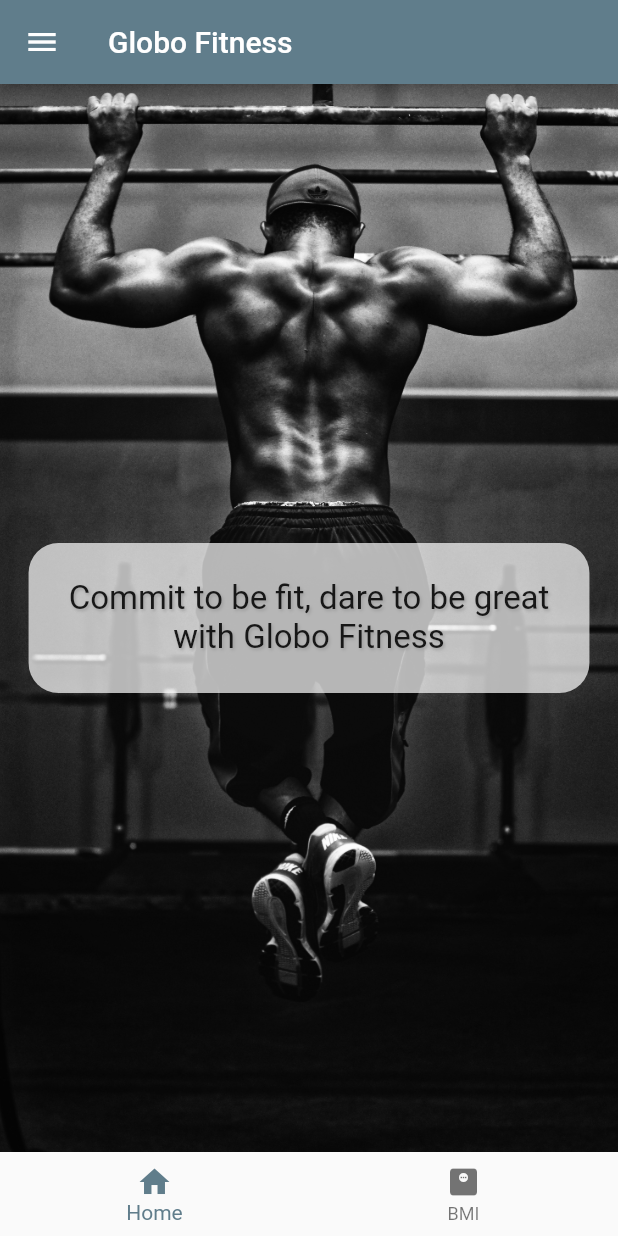
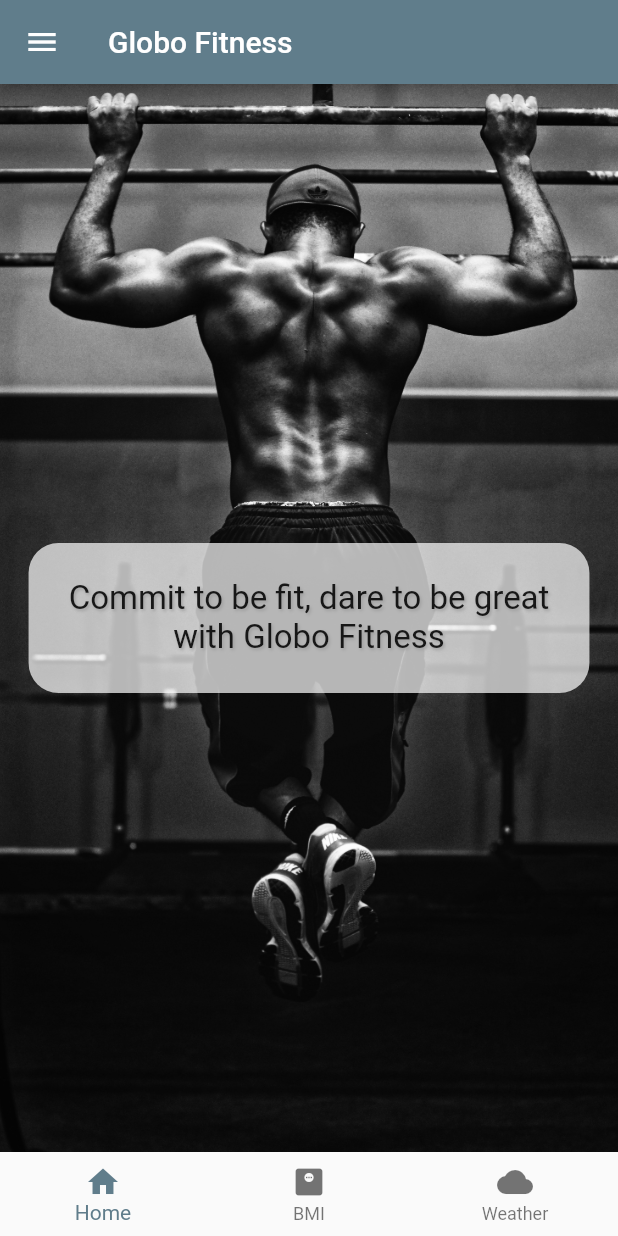
Before and after one commit to simsekahmett/helloflutter, a Flutter app: the screen it shows after launch, in the side drawer, after a tap on "Home", on a phone screen of 412 x 824 dp. Run offline on Flutter 3.47's test engine with Material 2 defaults, Android fonts, the phone set to English and light mode, and no system bars.

```diff
--- a/lib/main.dart
+++ b/lib/main.dart
@@ -1,6 +1,7 @@
 import 'package:flutter/material.dart';
 import 'package:helloflutter/screens/bmi_screen.dart';
 import 'package:helloflutter/screens/intro_screen.dart';
+import 'package:helloflutter/screens/weather_screen.dart';
 
 void main() {
   runApp(GlobeApp());
@@ -15,7 +16,8 @@ class GlobeApp extends StatelessWidget {
       theme: ThemeData(primarySwatch: Colors.blueGrey),
       routes: {
         '/': (context) => IntroScreen(),
-        '/bmi': (context) => BmiScreen()
+        '/bmi': (context) => BmiScreen(),
+        '/weather': (context) => WeatherScreen()
       },
       initialRoute: '/',
     );
--- a/lib/shared/menu_bottom.dart
+++ b/lib/shared/menu_bottom.dart
@@ -17,11 +17,16 @@ class MenuBottom extends StatelessWidget {
           case 1:
             Navigator.pushNamed(context, '/bmi');
             break;
+
+          case 2:
+            Navigator.pushNamed(context, '/weather');
+            break;
         }
       },
       items: [
         BottomNavigationBarItem(icon: Icon(Icons.home), label: 'Home'),
-        BottomNavigationBarItem(icon: Icon(Icons.monitor_weight), label: 'BMI')
+        BottomNavigationBarItem(icon: Icon(Icons.monitor_weight), label: 'BMI'),
+        BottomNavigationBarItem(icon: Icon(Icons.cloud), label: 'Weather')
       ],
     );
   }
--- a/lib/shared/menu_drawer.dart
+++ b/lib/shared/menu_drawer.dart
@@ -1,4 +1,5 @@
 import 'package:flutter/material.dart';
+import 'package:helloflutter/screens/weather_screen.dart';
 import '../screens/bmi_screen.dart';
 import '../screens/intro_screen.dart';
 
@@ -43,6 +44,10 @@ class MenuDrawer extends StatelessWidget {
             case 'BMI Calculator':
               screen = BmiScreen();
               break;
+
+            case 'Weather':
+              screen = WeatherScreen();
+              break;
           }
           Navigator.of(context).pop();
           Navigator.of(context)
```
Also changed, not shown: lib/data/http_helper.dart (added, +18 -0 lines), lib/screens/weather_screen.dart (added, +36 -0 lines).
